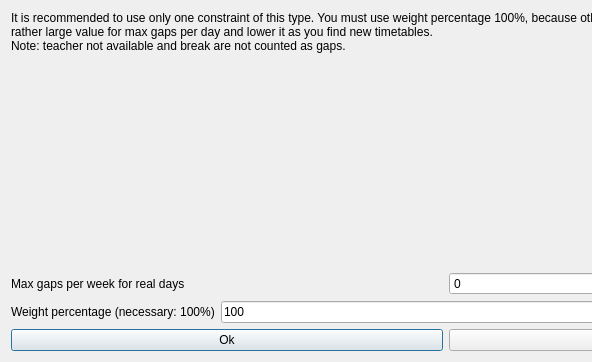
Above: fet/src/interface/modifyconstraintteachersmaxgapsperweekforrealdaysform_template.ui from vonmecheln/fet before the change; both pictures show x 0 to 592 and y 0 to 362 of the 891 by 362 pixel window. Below: the same form after it.
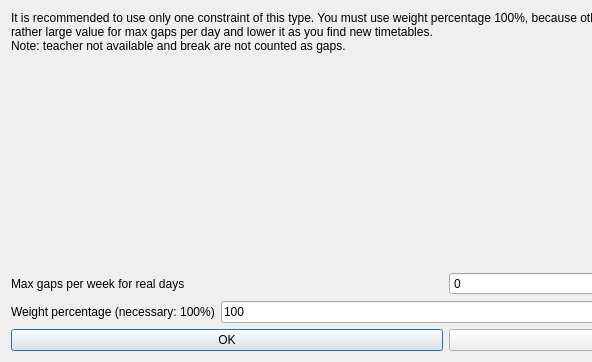
That is the form after the change.

```diff
--- a/fet/src/interface/modifyconstraintteachersmaxgapsperweekforrealdaysform_template.ui
+++ b/fet/src/interface/modifyconstraintteachersmaxgapsperweekforrealdaysform_template.ui
@@ -102,7 +102,7 @@
      <item>
       <widget class="QPushButton" name="okPushButton">
        <property name="text">
-        <string>Ok</string>
+        <string>OK</string>
        </property>
       </widget>
      </item>
```
